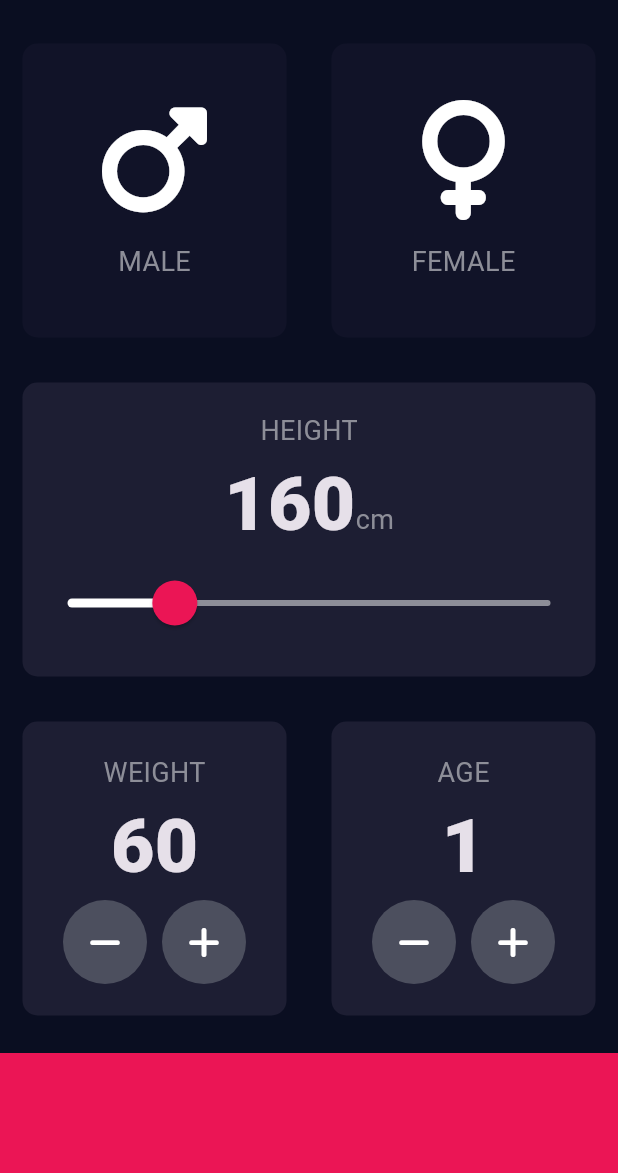
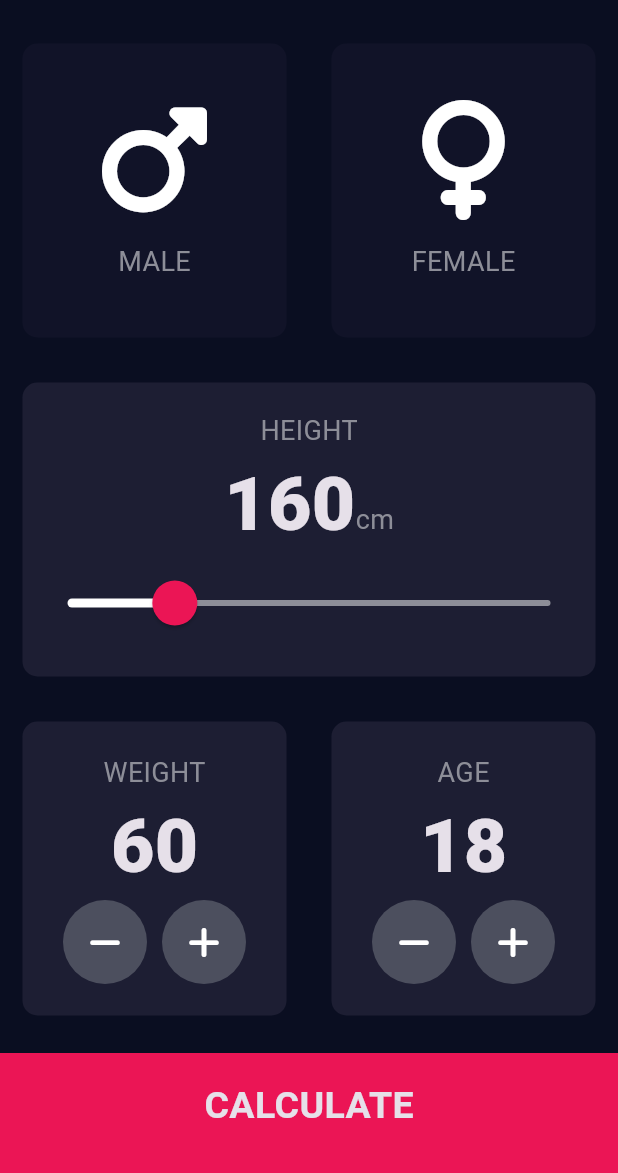
Before and after one commit to iradtaufique/bmi_calculator-, a Flutter app: the screen it shows after launch, on a phone screen of 412 x 824 dp, the part 63-1236 px from its top. Run offline on Flutter 3.47's test engine with Material 3 defaults, Android fonts, the phone set to English and light mode, and no system bars; our stand-ins replace font_awesome_flutter.

Commit message:
working with routes and finish designing the result page, and make customizations in the lib folder

```diff
--- /dev/null
+++ b/lib/components/bottom_button.dart
@@ -0,0 +1,30 @@
+import 'package:flutter/material.dart';
+
+import '../constants.dart';
+
+class BottomButton extends StatelessWidget {
+  BottomButton({@required this.onTop, @required this.buttonText});
+
+  final Function()? onTop;
+  final String? buttonText;
+
+  @override
+  Widget build(BuildContext context) {
+    return GestureDetector(
+      onTap: onTop,
+      child: Container(
+        color: kBottomContainerColor,
+        margin: EdgeInsets.only(top: 10.0),
+        padding: EdgeInsets.only(bottom: 10.0),
+        height: kBottomContainerHeight,
+        width: double.infinity,
+        child: Center(
+          child: Text(
+            buttonText!,
+            style: kLargeButtonStyle,
+          ),
+        ),
+      ),
+    );
+  }
+}
--- a/lib/icon_content.dart
+++ b/lib/components/icon_content.dart
@@ -2,7 +2,7 @@
 
 import 'package:flutter/material.dart';
 
-import 'constants.dart';
+import '../constants.dart';
 
 //this is a reusable Icon that will go in all cards
 class IconContent extends StatelessWidget {
--- /dev/null
+++ b/lib/components/round_icon.dart
@@ -0,0 +1,25 @@
+// ignore_for_file: prefer_const_constructors
+
+import 'package:flutter/material.dart';
+
+class RoundIconButton extends StatelessWidget {
+  RoundIconButton({@required this.icon, @required this.onPressed});
+
+  final IconData? icon;
+  final Function()? onPressed;
+
+  @override
+  Widget build(BuildContext context) {
+    return RawMaterialButton(
+      elevation: 0.0,
+      constraints: BoxConstraints.tightFor(
+        width: 56.0,
+        height: 56.0,
+      ),
+      shape: CircleBorder(),
+      fillColor: Color(0xFF4C4F5E),
+      onPressed: onPressed,
+      child: Icon(icon),
+    );
+  }
+}
--- a/lib/main.dart
+++ b/lib/main.dart
@@ -1,7 +1,8 @@
 // ignore_for_file: prefer_const_constructors
 
 import 'package:flutter/material.dart';
-import 'input_page.dart';
+
+import 'screens/input_page.dart';
 
 void main() => runApp(BMICalculator());
 
--- a/lib/input_page.dart
+++ b/lib/screens/input_page.dart
@@ -3,9 +3,12 @@
 import 'package:flutter/material.dart';
 import 'package:font_awesome_flutter/font_awesome_flutter.dart';
 
-import 'constants.dart';
-import 'icon_content.dart';
-import 'reusable_card.dart';
+import '../components/bottom_button.dart';
+import '../components/icon_content.dart';
+import '../components/reusable_card.dart';
+import '../components/round_icon.dart';
+import '../constants.dart';
+import '../screens/result.dart';
 
 // Using Enum to create the genders
 
@@ -20,7 +23,7 @@ class _InputPageState extends State<InputPage> {
   Gender? selectedGender;
   int height = 160;
   int weight = 60;
-  int age = 1;
+  int age = 18;
 
   @override
   Widget build(BuildContext context) {
@@ -216,35 +219,20 @@ class _InputPageState extends State<InputPage> {
                 ],
               ),
             ),
-            Container(
-              color: kBottomContainerColor,
-              margin: EdgeInsets.only(top: 10.0),
-              height: kBottomContainerHeight,
-              width: double.infinity,
-            )
+            BottomButton(
+              buttonText: 'CALCULATE',
+              onTop: () {
+                Navigator.push(
+                  context,
+                  MaterialPageRoute(
+                    builder: (context) {
+                      return ResultPage();
+                    },
+                  ),
+                );
+              },
+            ),
           ],
         ));
   }
 }
-
-class RoundIconButton extends StatelessWidget {
-  RoundIconButton({@required this.icon, @required this.onPressed});
-
-  final IconData? icon;
-  final Function()? onPressed;
-
-  @override
-  Widget build(BuildContext context) {
-    return RawMaterialButton(
-      elevation: 0.0,
-      constraints: BoxConstraints.tightFor(
-        width: 56.0,
-        height: 56.0,
-      ),
-      shape: CircleBorder(),
-      fillColor: Color(0xFF4C4F5E),
-      onPressed: onPressed,
-      child: Icon(icon),
-    );
-  }
-}
```
Also changed, not shown: lib/constants.dart (+25 -0 lines), lib/screens/result.dart (added, +63 -0 lines), lib/components/reusable_card.dart (renamed from lib/reusable_card.dart).
